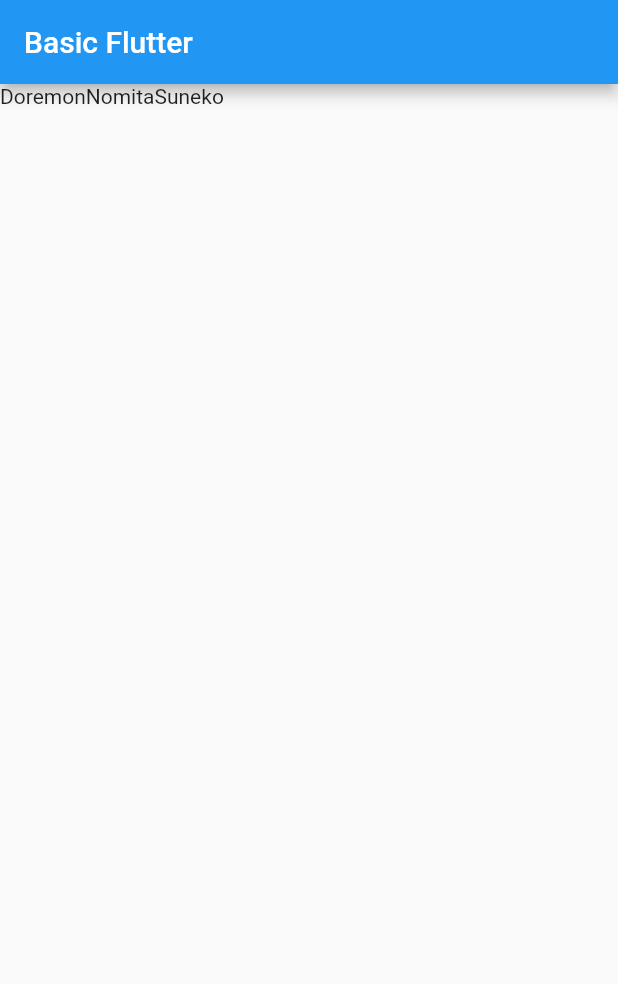
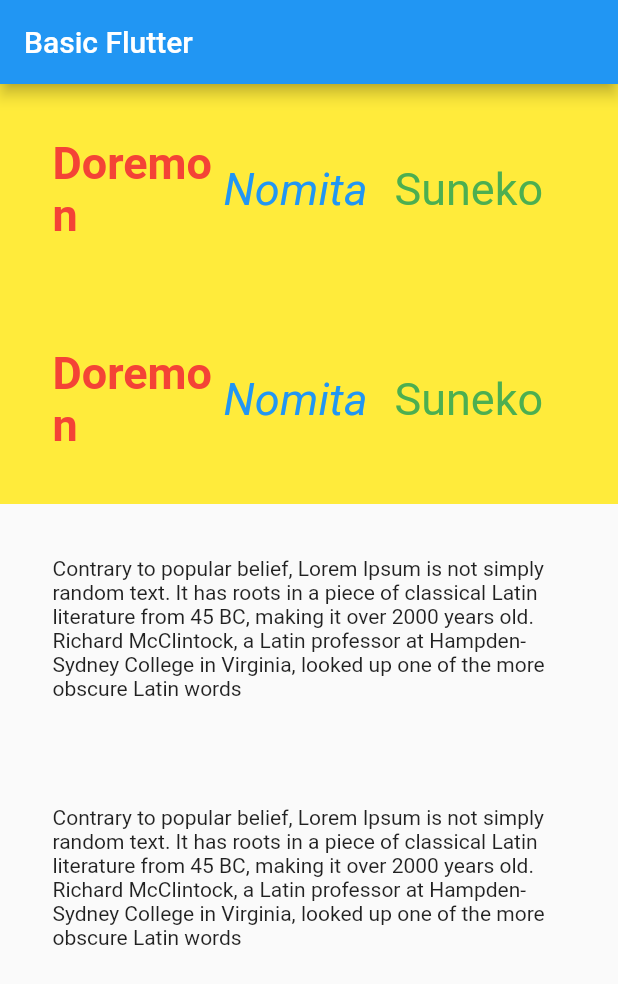
Before and after one commit to manyou66/BasicFlutter_13nov18, a Flutter app: the screen it shows after launch, on a phone screen of 412 x 824 dp. Shown: the top 984 px of the screen. Run offline on Flutter 3.47's test engine with Material 2 defaults, Android fonts, the phone set to English and light mode, and no system bars.

Commit message:
Column OK

```diff
--- a/lib/main.dart
+++ b/lib/main.dart
@@ -14,14 +14,30 @@ class MyApp extends StatelessWidget {
   var friend2String = 'Nomita';
   var friend3String = 'Suneko';
 
+  var myFontSize = 30.0;
 
   @override
   Widget build(BuildContext context) {
-
     // Demo Create Text Widget
-    Text friend1Text = new Text(friend1String);
-    Text friend2Text = new Text(friend2String);
-    Text friend3Text = new Text(friend3String);
+    Text friend1Text = new Text(
+      friend1String,
+      style: new TextStyle(
+          color: Colors.red, fontSize: myFontSize, fontWeight: FontWeight.bold),
+    );
+    Text friend2Text = new Text(
+      friend2String,
+      style: new TextStyle(
+          color: Colors.blue,
+          fontSize: myFontSize,
+          fontStyle: FontStyle.italic),
+    );
+    Text friend3Text = new Text(
+      friend3String,
+      style: new TextStyle(
+          color: Colors.green,
+          fontSize: myFontSize,
+          fontStyle: FontStyle.normal),
+    );
 
     // Create Widget for body
     Widget widgetTextMessage = new Container(
@@ -29,14 +45,20 @@ class MyApp extends StatelessWidget {
       child: new Text(messageString),
     );
 
-    Widget widgetMyFriend = new Container(
+    Widget widgetMyFriend = new Container(padding: new EdgeInsets.all(paddingDouble),
       child: new Row(
         children: <Widget>[
-          friend1Text,
-          friend2Text,
-          friend3Text
+          new Expanded(
+            child: friend1Text,
+          ),
+          new Expanded(
+            child: friend2Text,
+          ),
+          new Expanded(
+            child: friend3Text,
+          )
         ],
-      ),
+      ), color: Colors.yellow,
     );
 
     return new MaterialApp(
@@ -45,7 +67,7 @@ class MyApp extends StatelessWidget {
         appBar: new AppBar(
           title: new Text(titleName),
         ),
-        body: widgetMyFriend,
+        body: new Container(child: new Column(children: <Widget>[widgetMyFriend, widgetMyFriend, widgetTextMessage, widgetTextMessage,),),
       ),
     );
   }
```
